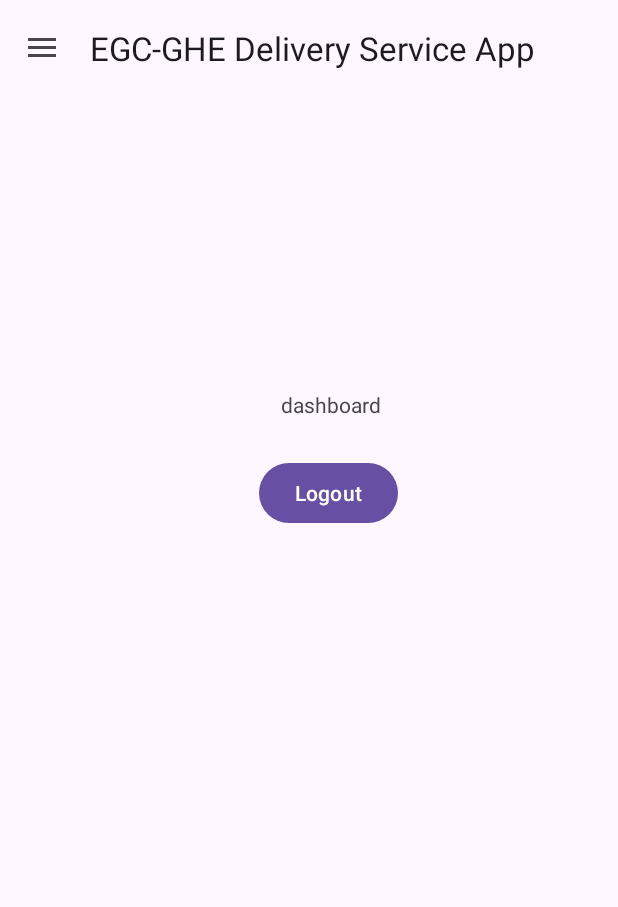
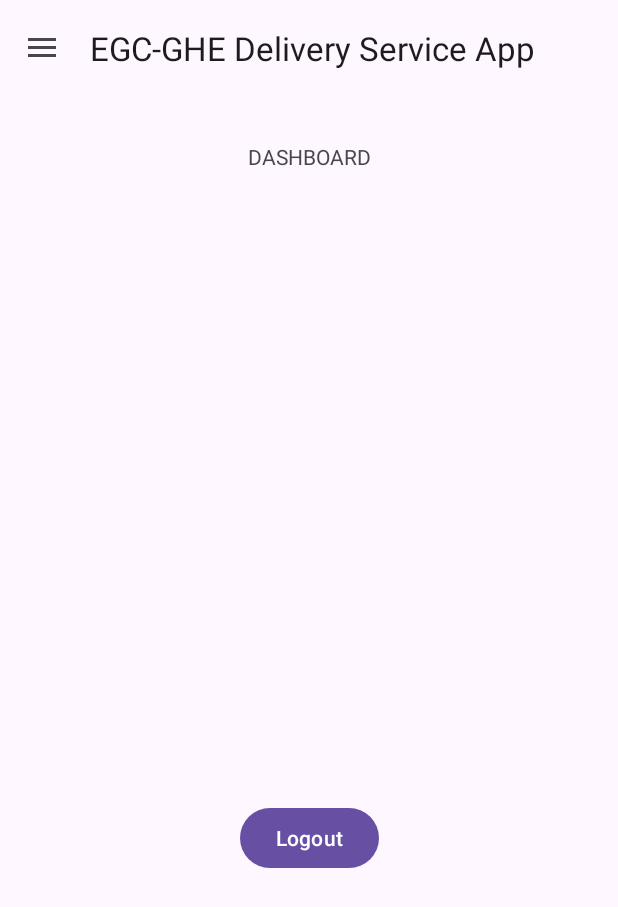
Before and after one commit to richjameslozano/FinalsProject, an Android app: the dashboard screen opened directly, with no data from a screen before it, on a phone screen of 412 x 824 dp. Shown: the top 907 px of the screen. Run offline under Robolectric (Android 15) with nearby library versions, the phone set to English and light mode, and no system bars; our stand-ins replace Firebase (no records; nobody signed in at launch, a user with empty details on screens opened directly); Roboto replaces fonts that are not available here.

Commit message:
sobrang onting pagbabago 2:10PM_02/29/24

```diff
--- a/app/src/main/res/layout/dashboard.xml
+++ b/app/src/main/res/layout/dashboard.xml
@@ -5,8 +5,8 @@
     android:id="@+id/drawer_layout"
     android:layout_width="match_parent"
     android:layout_height="match_parent"
+    android:fitsSystemWindows="true"
     tools:context=".dashboard"
-    android:fitsSystemWindows="true"
     tools:openDrawer="start">
 
 
@@ -15,35 +15,115 @@
         android:layout_width="wrap_content"
         android:layout_height="match_parent"
         android:layout_gravity="start"
+        android:visibility="visible"
         app:headerLayout="@layout/header"
         app:layout_constraintBottom_toBottomOf="parent"
         app:layout_constraintEnd_toEndOf="parent"
         app:layout_constraintHorizontal_bias="0.0"
         app:layout_constraintStart_toStartOf="parent"
         app:layout_constraintTop_toTopOf="parent"
-        app:menu="@menu/main_menu" />
+        app:menu="@menu/main_menu">
+
+    </com.google.android.material.navigation.NavigationView>
 
     <androidx.constraintlayout.widget.ConstraintLayout
         android:layout_width="match_parent"
-        android:layout_height="match_parent" >
+        android:layout_height="match_parent">
 
         <include
             android:id="@+id/toolbar"
             layout="@layout/toolbar"
             android:layout_width="match_parent"
-            android:layout_height="wrap_content" />
+            android:layout_height="wrap_content"
+            app:layout_constraintBottom_toBottomOf="parent"
+            app:layout_constraintEnd_toEndOf="parent"
+            app:layout_constraintHorizontal_bias="0.0"
+            app:layout_constraintStart_toStartOf="parent"
+            app:layout_constraintTop_toTopOf="parent"
+            app:layout_constraintVertical_bias="0.0" />
+
+        <androidx.constraintlayout.widget.ConstraintLayout
+            android:id="@+id/profile_layout"
+            android:layout_width="match_parent"
+            android:layout_height="553dp"
+            app:layout_constraintBottom_toBottomOf="parent"
+            app:layout_constraintEnd_toEndOf="parent"
+            app:layout_constraintHorizontal_bias="0.0"
+            app:layout_constraintStart_toStartOf="parent"
+            app:layout_constraintTop_toTopOf="parent"
+            app:layout_constraintVertical_bias="0.606">
 
             <TextView
-            android:id="@+id/title"
+                android:id="@+id/acc_type"
                 android:layout_width="wrap_content"
                 android:layout_height="wrap_content"
-            android:text="dashboard"
+                android:text="TextView"
                 app:layout_constraintBottom_toBottomOf="parent"
                 app:layout_constraintEnd_toEndOf="parent"
-            app:layout_constraintHorizontal_bias="0.543"
+                app:layout_constraintHorizontal_bias="0.501"
                 app:layout_constraintStart_toStartOf="parent"
                 app:layout_constraintTop_toTopOf="parent"
-            app:layout_constraintVertical_bias="0.323" />
+                app:layout_constraintVertical_bias="0.234" />
+
+            <TextView
+                android:id="@+id/f_name"
+                android:layout_width="wrap_content"
+                android:layout_height="wrap_content"
+                android:text="TextView"
+                app:layout_constraintBottom_toBottomOf="parent"
+                app:layout_constraintEnd_toEndOf="parent"
+                app:layout_constraintHorizontal_bias="0.501"
+                app:layout_constraintStart_toStartOf="parent"
+                app:layout_constraintTop_toTopOf="parent"
+                app:layout_constraintVertical_bias="0.357" />
+
+            <TextView
+                android:id="@+id/l_name"
+                android:layout_width="wrap_content"
+                android:layout_height="wrap_content"
+                android:text="TextView"
+                app:layout_constraintBottom_toBottomOf="parent"
+                app:layout_constraintEnd_toEndOf="parent"
+                app:layout_constraintHorizontal_bias="0.501"
+                app:layout_constraintStart_toStartOf="parent"
+                app:layout_constraintTop_toTopOf="parent"
+                app:layout_constraintVertical_bias="0.426" />
+
+            <TextView
+                android:id="@+id/contact"
+                android:layout_width="wrap_content"
+                android:layout_height="wrap_content"
+                android:text="TextView"
+                app:layout_constraintBottom_toBottomOf="parent"
+                app:layout_constraintEnd_toEndOf="parent"
+                app:layout_constraintHorizontal_bias="0.501"
+                app:layout_constraintStart_toStartOf="parent"
+                app:layout_constraintTop_toTopOf="parent"
+                app:layout_constraintVertical_bias="0.558" />
+
+            <TextView
+                android:id="@+id/email"
+                android:layout_width="wrap_content"
+                android:layout_height="wrap_content"
+                android:text="TextView"
+                app:layout_constraintBottom_toBottomOf="parent"
+                app:layout_constraintEnd_toEndOf="parent"
+                app:layout_constraintHorizontal_bias="0.501"
+                app:layout_constraintStart_toStartOf="parent"
+                app:layout_constraintTop_toTopOf="parent"
+                app:layout_constraintVertical_bias="0.486" />
+
+            <TextView
+                android:id="@+id/pass"
+                android:layout_width="wrap_content"
+                android:layout_height="wrap_content"
+                android:text="TextView"
+                app:layout_constraintBottom_toBottomOf="parent"
+                app:layout_constraintEnd_toEndOf="parent"
+                app:layout_constraintHorizontal_bias="0.501"
+                app:layout_constraintStart_toStartOf="parent"
+                app:layout_constraintTop_toTopOf="parent"
+                app:layout_constraintVertical_bias="0.631" />
 
             <Button
                 android:id="@+id/logout_btn"
@@ -52,85 +132,37 @@
                 android:text="Logout"
                 app:layout_constraintBottom_toBottomOf="parent"
                 app:layout_constraintEnd_toEndOf="parent"
-            app:layout_constraintHorizontal_bias="0.54"
                 app:layout_constraintStart_toStartOf="parent"
                 app:layout_constraintTop_toTopOf="parent"
-            app:layout_constraintVertical_bias="0.393" />
-
-        <TextView
-            android:id="@+id/acc_type"
-            android:layout_width="wrap_content"
-            android:layout_height="wrap_content"
-            android:layout_marginTop="16dp"
-            android:text="TextView"
-            app:layout_constraintEnd_toEndOf="parent"
-            app:layout_constraintHorizontal_bias="0.498"
-            app:layout_constraintStart_toStartOf="parent"
-            app:layout_constraintTop_toBottomOf="@+id/logout_btn" />
+                app:layout_constraintVertical_bias="0.734" />
 
             <TextView
                 android:id="@+id/u_name"
                 android:layout_width="wrap_content"
                 android:layout_height="wrap_content"
-            android:layout_marginTop="20dp"
                 android:text="TextView"
-            app:layout_constraintEnd_toEndOf="parent"
-            app:layout_constraintStart_toStartOf="parent"
-            app:layout_constraintTop_toBottomOf="@+id/acc_type" />
-
-        <TextView
-            android:id="@+id/f_name"
-            android:layout_width="wrap_content"
-            android:layout_height="wrap_content"
-            android:layout_marginTop="16dp"
-            android:text="TextView"
-            app:layout_constraintEnd_toEndOf="parent"
-            app:layout_constraintHorizontal_bias="0.487"
-            app:layout_constraintStart_toStartOf="parent"
-            app:layout_constraintTop_toBottomOf="@+id/u_name" />
-
-        <TextView
-            android:id="@+id/l_name"
-            android:layout_width="wrap_content"
-            android:layout_height="wrap_content"
-            android:layout_marginTop="16dp"
-            android:text="TextView"
-            app:layout_constraintEnd_toEndOf="parent"
-            app:layout_constraintHorizontal_bias="0.487"
-            app:layout_constraintStart_toStartOf="parent"
-            app:layout_constraintTop_toBottomOf="@+id/f_name" />
-
-        <TextView
-            android:id="@+id/contact"
-            android:layout_width="wrap_content"
-            android:layout_height="wrap_content"
-            android:layout_marginTop="16dp"
-            android:text="TextView"
-            app:layout_constraintEnd_toEndOf="parent"
-            app:layout_constraintHorizontal_bias="0.498"
-            app:layout_constraintStart_toStartOf="parent"
-            app:layout_constraintTop_toBottomOf="@+id/email" />
-
-        <TextView
-            android:id="@+id/email"
-            android:layout_width="wrap_content"
-            android:layout_height="wrap_content"
-            android:layout_marginTop="16dp"
-            android:text="TextView"
-            app:layout_constraintEnd_toEndOf="parent"
-            app:layout_constraintStart_toStartOf="parent"
-            app:layout_constraintTop_toBottomOf="@+id/l_name" />
-
-        <TextView
-            android:id="@+id/pass"
-            android:layout_width="wrap_content"
-            android:layout_height="wrap_content"
-            android:layout_marginTop="8dp"
-            android:text="TextView"
+                app:layout_constraintBottom_toBottomOf="parent"
                 app:layout_constraintEnd_toEndOf="parent"
                 app:layout_constraintHorizontal_bias="0.501"
                 app:layout_constraintStart_toStartOf="parent"
-            app:layout_constraintTop_toBottomOf="@+id/contact" />
+                app:layout_constraintTop_toTopOf="parent"
+                app:layout_constraintVertical_bias="0.299" />
+
+        </androidx.constraintlayout.widget.ConstraintLayout>
+
+        <TextView
+            android:id="@+id/title"
+            android:layout_width="wrap_content"
+            android:layout_height="wrap_content"
+            android:layout_marginBottom="37dp"
+            android:text="DASHBOARD"
+            app:layout_constraintBottom_toBottomOf="parent"
+            app:layout_constraintEnd_toEndOf="parent"
+            app:layout_constraintHorizontal_bias="0.5"
+            app:layout_constraintStart_toStartOf="parent"
+            app:layout_constraintTop_toTopOf="parent"
+            app:layout_constraintVertical_bias="0.123" />
+
     </androidx.constraintlayout.widget.ConstraintLayout>
 
 
--- a/app/src/main/res/layout/fragment_register1.xml
+++ b/app/src/main/res/layout/fragment_register1.xml
@@ -48,6 +48,7 @@
             android:ems="10"
             android:hint="First Name"
             android:inputType="text"
+            android:maxLength="30"
             android:minHeight="48dp"
             android:textColorHint="@color/white"
             app:layout_constraintBottom_toBottomOf="parent"
@@ -65,6 +66,7 @@
             android:ems="10"
             android:hint="Last Name"
             android:inputType="text"
+            android:maxLength="20"
             android:minHeight="48dp"
             android:textColorHint="@color/white"
             app:layout_constraintBottom_toBottomOf="parent"
--- a/app/src/main/res/menu/main_menu.xml
+++ b/app/src/main/res/menu/main_menu.xml
@@ -1,5 +1,6 @@
 <?xml version="1.0" encoding="utf-8"?>
-<menu xmlns:android="http://schemas.android.com/apk/res/android">
+<menu xmlns:app="http://schemas.android.com/apk/res-auto"
+    xmlns:android="http://schemas.android.com/apk/res/android">
 
         <group android:checkableBehavior="single">
 
@@ -22,5 +23,15 @@
                 android:id="@+id/nav_profile"
                 android:title="Profile"
                 android:icon="@drawable/profile"/>
+            <item
+                android:id="@+id/nav_settings"
+                android:layout_width="wrap_content"
+                android:layout_height="wrap_content"
+                android:title="Settings" />
+            <item
+                android:id="@+id/nav_logout"
+                android:layout_width="wrap_content"
+                android:layout_height="wrap_content"
+                android:title="Logout" />
         </group>
 </menu>
```
Lines whose indentation alone changed are shown as unchanged.
